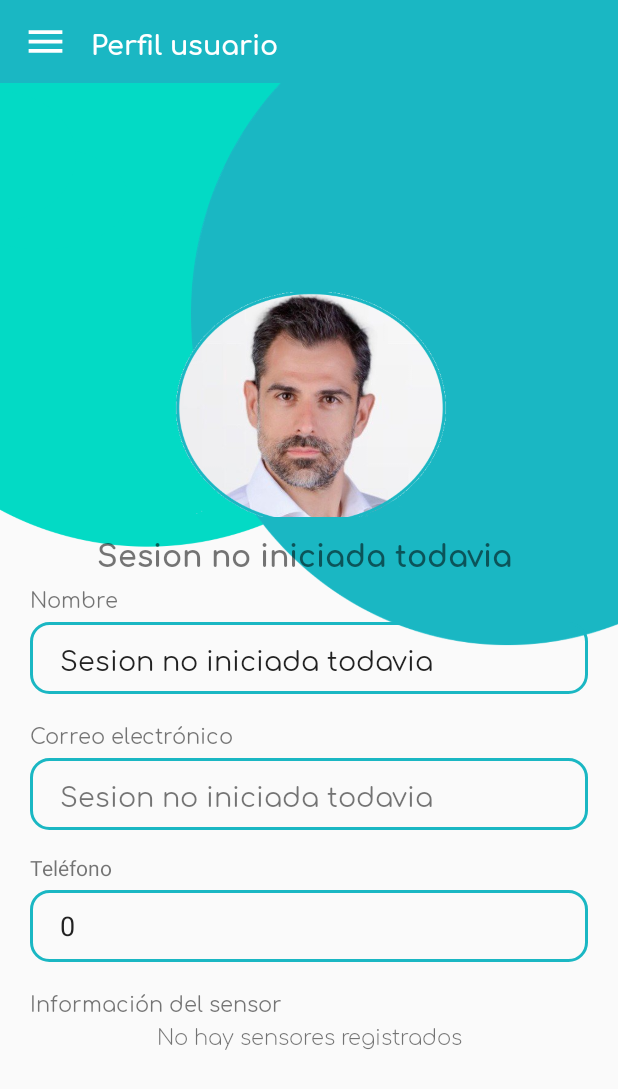
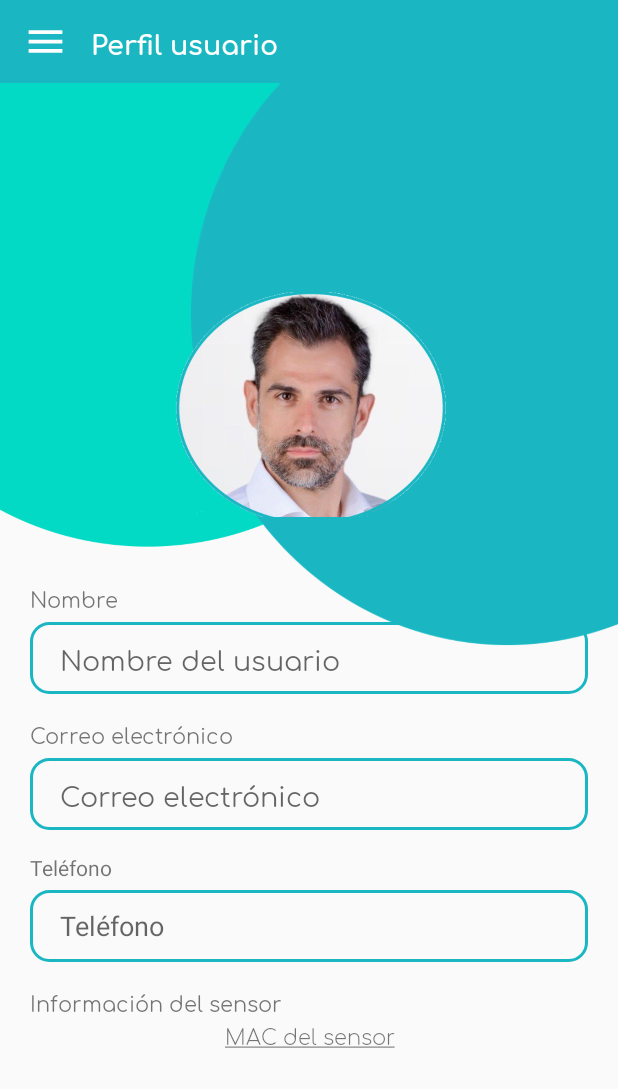
Before and after one commit to AusiasBM/GTI-3A-airlity-mobile, an Android app: the PerfilUsuario screen opened directly, with no data from a screen before it, on a phone screen of 412 x 824 dp. Shown: the top 1089 px of the screen. Run offline under Robolectric (Android 15) with nearby library versions, the phone set to English and light mode, and no system bars; 6 statements that could not run were skipped.

Commit message:
GET USER, LOGIN; REGISTER; PERFIL; ARREGLOS

```diff
--- a/Airlity/app/build.gradle
+++ b/Airlity/app/build.gradle
@@ -43,7 +43,7 @@ dependencies {
     implementation 'androidx.navigation:navigation-fragment-ktx:2.2.0-rc03'
     implementation 'androidx.navigation:navigation-ui-ktx:2.2.0-rc03'
     implementation 'com.github.PhilJay:MPAndroidChart:v3.1.0'
-
+    compile 'com.google.code.gson:gson:2.3'
     //Camara QR
     implementation 'com.journeyapps:zxing-android-embedded:3.2.0'
     implementation 'com.google.zxing:core:3.3.0'
--- a/Airlity/app/src/main/java/com/example/tricoenvironment/airlity/GraficasActivity.java
+++ b/Airlity/app/src/main/java/com/example/tricoenvironment/airlity/GraficasActivity.java
@@ -50,10 +50,15 @@ public class GraficasActivity extends AppCompatActivity {
     private int[] temps= new int[]{16, 20, 23, 19};
     private int[] colors= new int[]{Color.rgb(195,206,26), Color.rgb(206, 182, 26), Color.rgb(206, 152, 26), Color.rgb(206, 97, 26)};
     boolean usuarioRegistrado;
+    Bundle datos;
+
     @Override
     protected void onCreate(Bundle savedInstanceState) {
         super.onCreate(savedInstanceState);
         setContentView(R.layout.activity_graficas);
+
+        datos = getIntent().getExtras();
+        usuarioRegistrado = datos.getBoolean("sesionIniciada");
 
         graficaTemps = (BarChart) findViewById(R.id.graficaTemperatura);
         createCharts();
@@ -206,6 +211,7 @@ public class GraficasActivity extends AppCompatActivity {
 
     private void lanzarMapa(){
         Intent i = new Intent(this, MapaActivity.class);
+        i.putExtra("sesionIniciada", true);
         startActivity(i);
     }
 
--- a/Airlity/app/src/main/java/com/example/tricoenvironment/airlity/LogicaFake.java
+++ b/Airlity/app/src/main/java/com/example/tricoenvironment/airlity/LogicaFake.java
@@ -25,7 +25,7 @@ import java.util.List;
 public class LogicaFake {
 
     private static final String ETIQUETA_LOG = ">>>>";
-    private static String url="192.168.31.98";
+    private static String url="172.20.10.2";
     //217.76.155.97
 
 
@@ -130,10 +130,11 @@ public class LogicaFake {
                 new PeticionarioREST.RespuestaREST () {
                     @Override
                     public void callback(int codigo, String cuerpo) {
-                        Log.d(ETIQUETA_LOG, "codigo respuesta login= " + codigo + " <-> \n" + obj.toString());
+                        Log.d(ETIQUETA_LOG, "codigo respuesta login= " + codigo + " <-> \n" + cuerpo);
                         Intent i = new Intent();
                         i.setAction("Get_usuario_login");
                         i.putExtra("codigo_usuario_login", codigo);
+                        i.putExtra("cuerpo_usuario", cuerpo);
                         context.sendBroadcast(i);
                     }
                 }
--- a/Airlity/app/src/main/java/com/example/tricoenvironment/airlity/MedicionesActivity.java
+++ b/Airlity/app/src/main/java/com/example/tricoenvironment/airlity/MedicionesActivity.java
@@ -41,6 +41,7 @@ public class MedicionesActivity extends AppCompatActivity {
     private String[] nombres = new String[]{"Buscar dispositivo BLE","Listado Últimas Mediciones"};
     private static final int CODIGO_PETICION_PERMISOS = 11223344;
     boolean usuarioRegistrado;
+    Bundle datos;
     /**
      * Método onCreate se ejecuta antes de iniciar la actividad MedicionesActivity
      *
@@ -54,6 +55,8 @@ public class MedicionesActivity extends AppCompatActivity {
         super.onCreate(savedInstanceState);
         setContentView(R.layout.activity_mediciones);
 
+        datos = getIntent().getExtras();
+        usuarioRegistrado = datos.getBoolean("sesionIniciada");
         cargarPreferencias();
         //Comprobamos si la app tiene los permisos para utilizar el bluetooth
         permisosBluetooth();
@@ -224,6 +227,7 @@ public class MedicionesActivity extends AppCompatActivity {
 
     private void lanzarMapa(){
         Intent i = new Intent(this, MapaActivity.class);
+        i.putExtra("sesionIniciada", true);
         startActivity(i);
     }
 
--- a/Airlity/app/src/main/java/com/example/tricoenvironment/airlity/PerfilUsuario.java
+++ b/Airlity/app/src/main/java/com/example/tricoenvironment/airlity/PerfilUsuario.java
@@ -9,8 +9,10 @@
  */
 package com.example.tricoenvironment.airlity;
 
+import android.content.BroadcastReceiver;
 import android.content.Context;
 import android.content.Intent;
+import android.content.IntentFilter;
 import android.content.SharedPreferences;
 import android.os.Bundle;
 import android.text.SpannableString;
@@ -21,6 +23,7 @@ import android.view.MenuItem;
 import android.view.View;
 import android.widget.EditText;
 import android.widget.TextView;
+import android.widget.Toast;
 
 import androidx.appcompat.app.AlertDialog;
 import androidx.appcompat.app.AppCompatActivity;
@@ -28,20 +31,34 @@ import androidx.core.view.GravityCompat;
 import androidx.drawerlayout.widget.DrawerLayout;
 
 import com.google.android.material.navigation.NavigationView;
+import com.google.gson.Gson;
 
 public class PerfilUsuario extends AppCompatActivity {
 
     private TextView tv_nombreUsuario,  tv_correoElectronico, tv_macSensorUsuario;
     private EditText et_nombreUsuario,  et_telefonoUsuario;
-    boolean usuarioRegistrado;
     String macSensor;
+    String nombreCambiado, telefonoCambiado;
+
+    /*
+    private IntentFilter intentFilter;
+    private PerfilUsuario.ReceptorDatosUsuario receptor;
+     */
+    int codigo;
+    String idUsuarioDato, nombreUsuarioDato, correoUsuarioDato, contraseñaUsuarioDato, tokkenUsuarioDato, telefonoUsuarioDato;
 
     Menu menu;
+    Bundle datos;
     @Override
     protected void onCreate(Bundle savedInstanceState) {
         super.onCreate(savedInstanceState);
         setContentView(R.layout.activity_perfil_usuario);
-        Log.d("HOLA", "ANTES"+usuarioRegistrado);
+
+        /*
+        intentFilter = new IntentFilter();
+        intentFilter.addAction("DatosUsuario");
+        receptor = new PerfilUsuario.ReceptorDatosUsuario();
+         */
         //------------------------------------------------------------
         //------------------------------------------------------------
         //Conexión con elementos del layout
@@ -52,11 +69,26 @@ public class PerfilUsuario extends AppCompatActivity {
         tv_correoElectronico = findViewById(R.id.et_correoUsuario_perfilUsuario);
         et_telefonoUsuario =findViewById(R.id.et_telefonoUsuario_perfilUsuario);
         tv_macSensorUsuario = findViewById(R.id.tv_infoSensor_perfilUsuario);
+        tv_macSensorUsuario = findViewById(R.id.tv_infoSensor_perfilUsuario);
 
-        //-------------------------------------------
-        //Carga datos usuario
-        //-------------------------------------------
-        cargarPreferencias();
+        datos = getIntent().getExtras();
+
+        tokkenUsuarioDato = datos.getString("tokkenUsuario");
+        idUsuarioDato  = datos.getString("idUsuario");
+        nombreUsuarioDato = datos.getString("nombrUsuario");
+        correoUsuarioDato = datos.getString("correoUsuario");
+        telefonoUsuarioDato = datos.getString("telefonoUsuario");
+        contraseñaUsuarioDato = datos.getString("contraseñaUsuario");
+
+
+        tv_nombreUsuario.setText(nombreUsuarioDato);
+        et_nombreUsuario.setText(nombreUsuarioDato);
+        tv_correoElectronico.setText(correoUsuarioDato);
+        et_telefonoUsuario.setText(telefonoUsuarioDato);
+
+        //Actualizar información
+        nombreCambiado = et_nombreUsuario.getText().toString();
+        telefonoCambiado = et_telefonoUsuario.getText().toString();
 
         if (macSensor!="null"){
             SpannableString mitextoU = new SpannableString("MAC del sensor");
@@ -89,16 +121,7 @@ public class PerfilUsuario extends AppCompatActivity {
 
         NavigationView navigationView = findViewById(R.id.perfilusuario_navigationView);
         navigationView.setItemIconTintList(null);
-
-        if (usuarioRegistrado){
-            Log.d("HOLA", "usus");
-            navigationView.getMenu().getItem(2).setVisible(false);
-        }else{
-            Log.d("HOLA", "susu");
-            navigationView.getMenu().getItem(3).setVisible(false);
-            navigationView.getMenu().getItem(4).setVisible(false);
-            navigationView.getMenu().getItem(5).setVisible(false);
-        }
+        navigationView.getMenu().getItem(2).setVisible(false);
         prepararDrawer(navigationView);
         seleccionarItem(navigationView.getMenu().getItem(4));
         //-------------------------------------------
@@ -159,6 +182,13 @@ public class PerfilUsuario extends AppCompatActivity {
 
     private void lanzarMapa(){
         Intent i = new Intent(this, MapaActivity.class);
+        i.putExtra("sesionIniciada", true);
+        i.putExtra("tokkenUsuario", tokkenUsuarioDato);
+        i.putExtra("idUsuario", idUsuarioDato);
+        i.putExtra("nombrUsuario", nombreUsuarioDato);
+        i.putExtra("correoUsuario", correoUsuarioDato);
+        i.putExtra("telefonoUsuario", telefonoUsuarioDato);
+        i.putExtra("contraseñaUsuario", contraseñaUsuarioDato);
         startActivity(i);
     }
 
@@ -179,12 +209,12 @@ public class PerfilUsuario extends AppCompatActivity {
 
 
 
+    /*
     @Override
     protected void onPause() {
         super.onPause();
         et_nombreUsuario = findViewById(R.id.et_nombreUsuario_perfilUsuario);
     }
-
     private void cargarPreferencias(){
         SharedPreferences preferences=getSharedPreferences("com.example.tricoenvironment.airlity", Context.MODE_PRIVATE);
 
@@ -194,7 +224,6 @@ public class PerfilUsuario extends AppCompatActivity {
 
         String contraseñaUsuario = preferences.getString("contraseñaUsuario", "Sesion no iniciada todavia");
         int telefonoUsuario = preferences.getInt("telefonoUsuario", 00000);
-        usuarioRegistrado = preferences.getBoolean("sesionIniciada", false);
 
 
 
@@ -202,13 +231,10 @@ public class PerfilUsuario extends AppCompatActivity {
         Log.d("HOLA", nombreUsuario+"");
         Log.d("HOLA", contraseñaUsuario+"");
         Log.d("HOLA", telefonoUsuario+"");
-        Log.d("HOLA", usuarioRegistrado+"");
-        tv_nombreUsuario.setText(nombreUsuario +" ");
-        et_nombreUsuario.setText(nombreUsuario + "");
-        tv_correoElectronico.setText(correoUsuario+"");
-        et_telefonoUsuario.setText(telefonoUsuario+"");
+
 
     }
+
 
     private void guardarPreferencias(String nombreUsuario) {
         SharedPreferences sharedPreferences = getSharedPreferences("com.example.tricoenvironment.airlity2", MODE_PRIVATE);
@@ -217,4 +243,28 @@ public class PerfilUsuario extends AppCompatActivity {
 
         editor.commit();
     }
+
+    @Override
+    protected void onResume() {
+        super.onResume();
+        registerReceiver(receptor, intentFilter);
+    }
+
+    private class ReceptorDatosUsuario extends BroadcastReceiver {
+
+        @Override
+        public void onReceive(Context context, Intent intent) {
+            tokkenUsuarioDato = intent.getStringExtra("tokkenUsuario");
+            idUsuarioDato = intent.getStringExtra("idUsuario");
+            nombreUsuarioDato = intent.getStringExtra("nombreUsuario");
+            correoUsuarioDato = intent.getStringExtra("correoUsuario");
+            contraseñaUsuarioDato = intent.getStringExtra("contraseñaUsuario");
+            telefonoUsuarioDato = intent.getStringExtra("telefonoUsuario");
+
+            Log.d("DATOSSS", tokkenUsuarioDato+", "+correoUsuarioDato);
+        }
+
+    }
+
+     */
 }
--- a/Airlity/app/src/main/java/com/example/tricoenvironment/airlity/SoporteTecnicoActivity.java
+++ b/Airlity/app/src/main/java/com/example/tricoenvironment/airlity/SoporteTecnicoActivity.java
@@ -6,9 +6,13 @@ import androidx.appcompat.app.AppCompatActivity;
 
 public class SoporteTecnicoActivity extends AppCompatActivity {
 
+    Bundle datos;
+    boolean usuarioRegistrado;
     @Override
     protected void onCreate(Bundle savedInstanceState) {
         super.onCreate(savedInstanceState);
         setContentView(R.layout.activity_soporte_tecnico);
+        datos = getIntent().getExtras();
+        usuarioRegistrado = datos.getBoolean("sesionIniciada");
     }
 }
```
Also changed, not shown: Airlity/app/src/main/java/com/example/tricoenvironment/airlity/Data.java (added, +13 -0 lines), Airlity/app/src/main/java/com/example/tricoenvironment/airlity/DatosUsuario.java (added, +49 -0 lines), Airlity/app/src/main/java/com/example/tricoenvironment/airlity/InformacionActivity.java (+6 -1 lines), Airlity/app/src/main/java/com/example/tricoenvironment/airlity/MapaActivity.java (+76 -47 lines), Airlity/app/src/main/java/com/example/tricoenvironment/airlity/Root.java (added, +31 -0 lines), Airlity/app/src/main/java/com/example/tricoenvironment/airlity/SignInActivity.java (+40 -2 lines), Airlity/app/src/main/java/com/example/tricoenvironment/airlity/SignUpActivity.java (+4 -5 lines).
